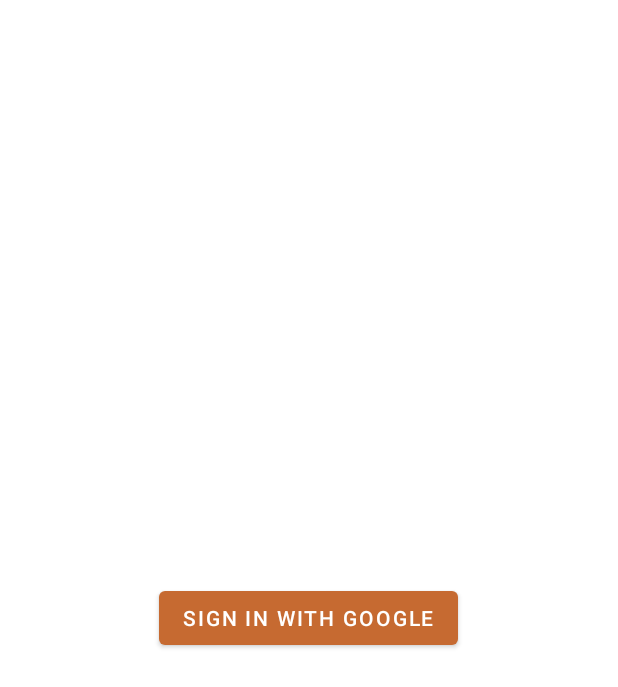
After one commit to nezazp/homi, an Android app: the layout activity_login.xml on its own in the app's theme, with its tools: preview values and no code run, on a phone screen of 412 x 824 dp. The commit adds this screen. Shown: the top 687 px of the screen. Run offline under Robolectric (Android 15) with nearby library versions, the light colour scheme and no system bars.

Commit message:
login with google

```diff
--- a/app/src/main/AndroidManifest.xml
+++ b/app/src/main/AndroidManifest.xml
@@ -11,7 +11,7 @@
         android:supportsRtl="true"
         android:theme="@style/Theme.Homi">
         <activity
-            android:name=".DashboardActivity"
+            android:name=".LoginActivity"
             android:exported="true">
             <intent-filter>
                 <action android:name="android.intent.action.MAIN" />
@@ -28,6 +28,7 @@
             android:name=".MessageBoardActivity"
             android:exported="false" />
         <activity android:name=".ShoppingListActivity" />
+        <activity android:name=".DashboardActivity" />
     </application>
 
 </manifest>
--- /dev/null
+++ b/app/src/main/res/layout/activity_login.xml
@@ -0,0 +1,15 @@
+<?xml version="1.0" encoding="utf-8"?>
+<LinearLayout xmlns:android="http://schemas.android.com/apk/res/android"
+    android:id="@+id/login_root"
+    android:layout_width="match_parent"
+    android:layout_height="match_parent"
+    android:gravity="center"
+    android:orientation="vertical"
+    android:padding="24dp">
+
+    <Button
+        android:id="@+id/sign_in_button"
+        android:layout_width="wrap_content"
+        android:layout_height="wrap_content"
+        android:text="Sign in with Google" />
+</LinearLayout>
```
Also changed, not shown: app/build.gradle.kts (+20 -7 lines), app/src/main/java/si/uni/lj/fe/tnuv/homi/LoginActivity.kt (+94 -1 lines), build.gradle.kts (+10 -0 lines), gradle/libs.versions.toml (+9 -1 lines), 1 other file.
